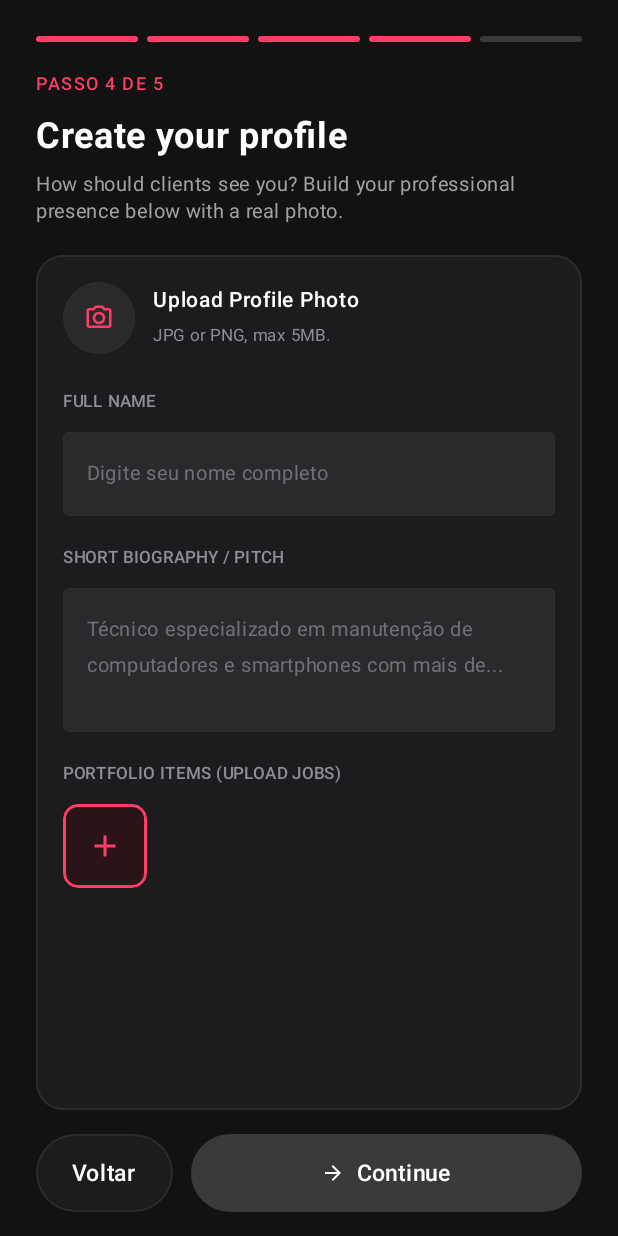
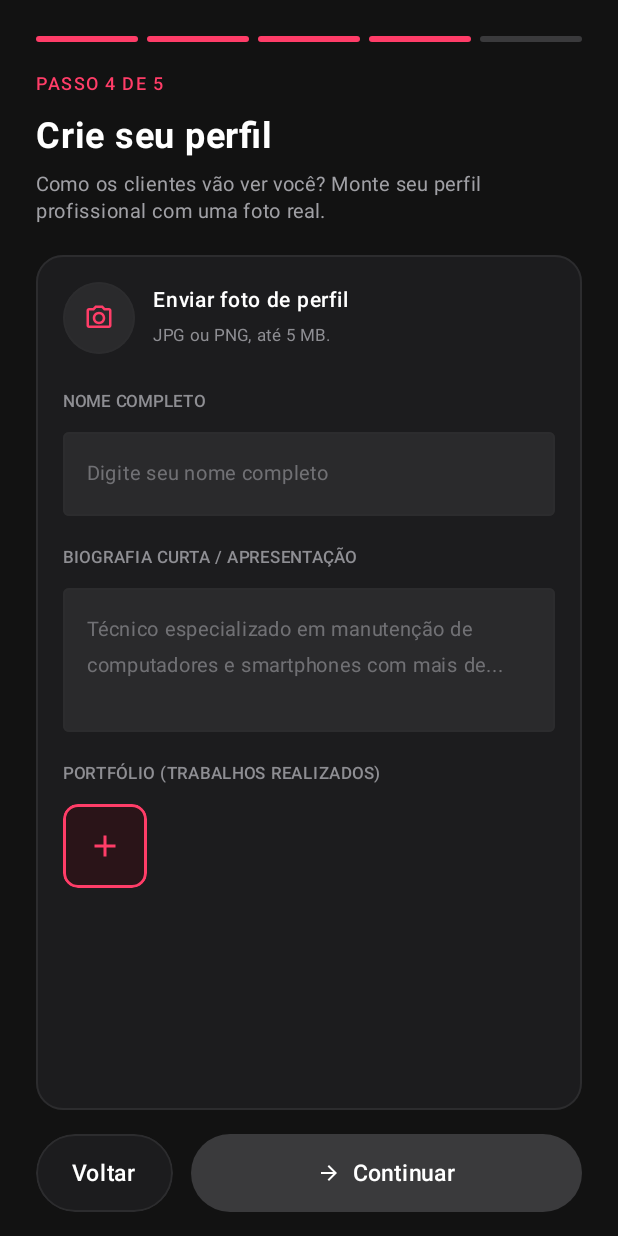
Before and after one commit to RafaelNunesCard/App-TechFix, an Android app built with Jetpack Compose: the @Preview function ProCreateProfileScreenPreview, on a phone screen of 412 x 824 dp. Run offline under Robolectric (Android 15) with nearby library versions, the phone set to English and light mode, and no system bars.

Commit message:
Translate profile creation screen to Portuguese

```diff
--- a/app/src/main/java/com/example/techfix/ui/onboarding/professional/ProCreateProfileScreen.kt
+++ b/app/src/main/java/com/example/techfix/ui/onboarding/professional/ProCreateProfileScreen.kt
@@ -57,8 +57,8 @@ fun ProCreateProfileScreen(
             ProStepHeader(
                 step = currentStep,
                 totalSteps = totalSteps,
-                title = "Create your profile",
-                subtitle = "How should clients see you? Build your professional presence below with a real photo."
+                title = "Crie seu perfil",
+                subtitle = "Como os clientes vão ver você? Monte seu perfil profissional com uma foto real."
             )
             Spacer(modifier = Modifier.height(20.dp))
 
@@ -93,14 +93,14 @@ fun ProCreateProfileScreen(
                         }
                         Spacer(modifier = Modifier.width(12.dp))
                         Column {
-                            Text(text = "Upload Profile Photo", color = TextPrimary, fontSize = 14.sp, fontWeight = FontWeight.SemiBold)
-                            Text(text = "JPG or PNG, max 5MB.", color = TextLabel, fontSize = 11.sp)
+                            Text(text = "Enviar foto de perfil", color = TextPrimary, fontSize = 14.sp, fontWeight = FontWeight.SemiBold)
+                            Text(text = "JPG ou PNG, até 5 MB.", color = TextLabel, fontSize = 11.sp)
                         }
                     }
 
                     Spacer(modifier = Modifier.height(20.dp))
 
-                    FieldLabel(text = "Full Name")
+                    FieldLabel(text = "Nome completo")
                     Spacer(modifier = Modifier.height(8.dp))
                     OutlinedTextField(
                         value = fullName,
@@ -113,7 +113,7 @@ fun ProCreateProfileScreen(
 
                     Spacer(modifier = Modifier.height(16.dp))
 
-                    FieldLabel(text = "Short Biography / Pitch")
+                    FieldLabel(text = "Biografia curta / apresentação")
                     Spacer(modifier = Modifier.height(8.dp))
                     OutlinedTextField(
                         value = shortBio,
@@ -131,7 +131,7 @@ fun ProCreateProfileScreen(
 
                     Spacer(modifier = Modifier.height(16.dp))
 
-                    FieldLabel(text = "Portfolio Items (Upload Jobs)")
+                    FieldLabel(text = "Portfólio (trabalhos realizados)")
                     Spacer(modifier = Modifier.height(8.dp))
                     Row(horizontalArrangement = Arrangement.spacedBy(10.dp)) {
                         repeat(portfolioItemCount) {
@@ -166,7 +166,7 @@ fun ProCreateProfileScreen(
             ProBottomNavBar {
                 ProBackButton(onClick = onBack)
                 ProPrimaryButton(
-                    text = "Continue",
+                    text = "Continuar",
                     enabled = canContinue,
                     modifier = Modifier.weight(1f),
                     onClick = { onContinue(ProProfileInfo(fullName, shortBio, portfolioItemCount)) }
```
